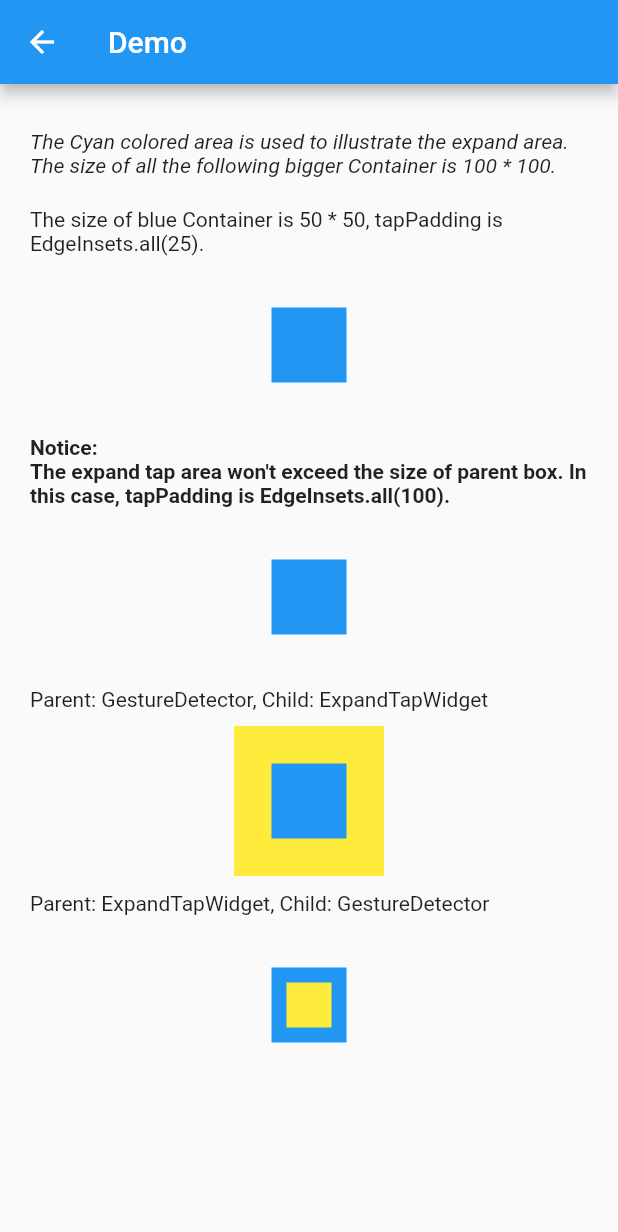
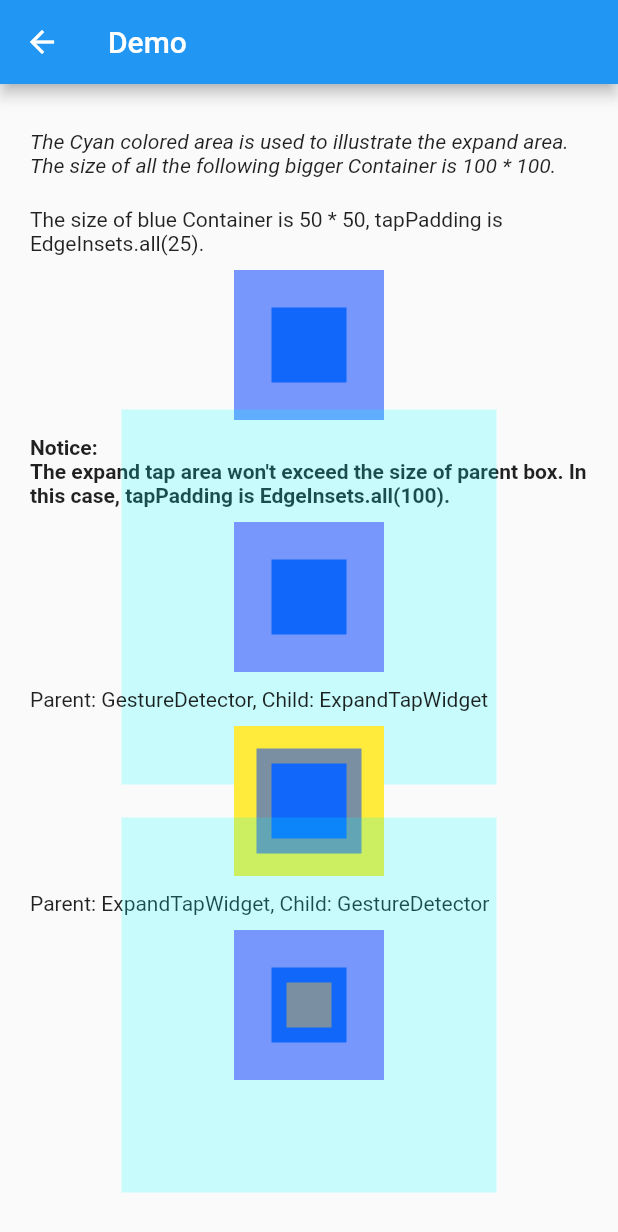
Before and after one commit to malikwang/expand_tap_area, a Flutter app: the screen it shows after launch, after a tap on "Demo", on a phone screen of 412 x 824 dp. Shown: the top 1232 px of the screen. Run offline on Flutter 3.47's test engine with Material 2 defaults, Android fonts, the phone set to English and light mode, and no system bars; our stand-ins replace fluttertoast.

```diff
--- a/lib/src/expand_tap_area.dart
+++ b/lib/src/expand_tap_area.dart
@@ -5,7 +5,11 @@ import 'dart:ui';
 import 'package:flutter/foundation.dart';
 
 bool debugPaintExpandAreaEnabled = false;
-Color debugPaintExpandAreaColor = const Color(0xFF00FFFF).withOpacity(0.2);
+Color debugPaintExpandAreaColor = const Color(0xFFFF0000).withOpacity(0.4);
+
+// If there is someone who knows how to extend the hitarea above the parent rect, so it is not
+// Clipped, please add that here. This would be really helpful.
+Color debugPaintClipAreaColor = const Color(0xFF0000FF).withOpacity(0.4);
 
 class ExpandTapWidget extends SingleChildRenderObjectWidget {
   ExpandTapWidget({
@@ -34,9 +38,7 @@ class _TmpGestureArenaMember extends GestureArenaMember {
 
   @override
   void acceptGesture(int key) {
-    if (this.onTap != null) {
-      this.onTap();
-    }
+    this.onTap();
   }
 
   @override
@@ -65,8 +67,9 @@ class _ExpandTapRenderBox extends RenderBox
       final BoxParentData childParentData = child!.parentData! as BoxParentData;
       context.paintChild(child!, childParentData.offset + offset);
     }
-    if (debugPaintExpandAreaEnabled && kDebugMode)
+    if (debugPaintExpandAreaEnabled) {
       debugPaintExpandArea(context, offset);
+    }
   }
 
   void debugPaintExpandArea(PaintingContext context, Offset offset) {
@@ -95,13 +98,17 @@ class _ExpandTapRenderBox extends RenderBox
       size.width + tapPadding.horizontal,
       size.height + tapPadding.vertical,
     );
-    if (paintRect.overlaps(parentRect)) {
       final Paint paint = Paint()
         ..style = PaintingStyle.fill
         ..strokeWidth = 1.0
         ..color = debugPaintExpandAreaColor;
-      context.canvas.drawRect(paintRect.intersect(parentRect), paint);
-    }
+
+      final Paint paint2 = Paint()
+        ..style = PaintingStyle.fill
+        ..strokeWidth = 1.0
+        ..color = debugPaintClipAreaColor;
+      context.canvas.drawRect(paintRect, paint);
+      context.canvas.drawRect(paintRect.intersect(parentRect), paint2);
   }
 
 
```
